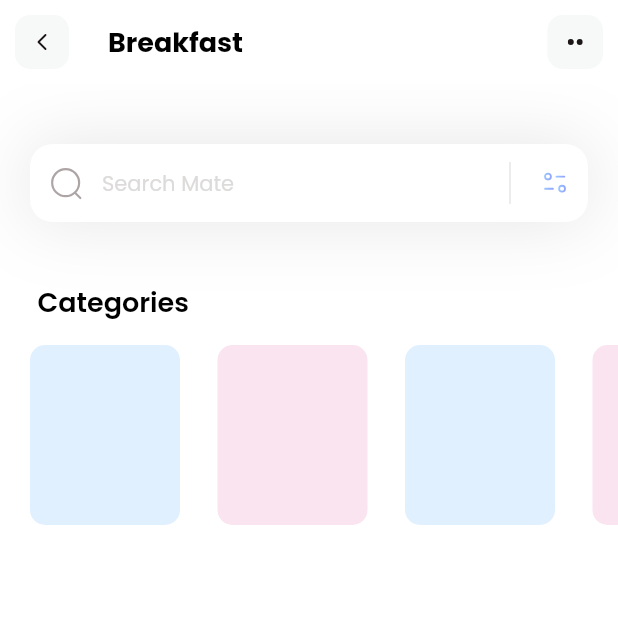
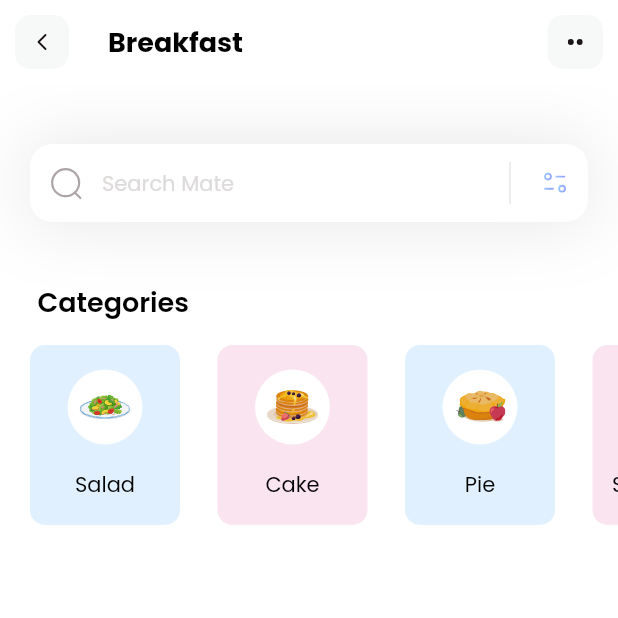
Before and after one commit to mamerida/dietApp, a Flutter app: the screen it shows after launch, on a phone screen of 412 x 824 dp, the top half of it. Run offline on Flutter 3.47's test engine with Material 2 defaults, Android fonts, the phone set to English and light mode, and no system bars; our stand-ins replace flutter_svg.

```diff
--- a/lib/pages/home.dart
+++ b/lib/pages/home.dart
@@ -28,7 +28,14 @@ class _HomePageState extends State<HomePage> {
         children: [
           _searchField(),
           SizedBox(height: 40),
-          Column(
+          _categorySection()
+        ],
+      )
+    );
+  }
+
+  Column _categorySection() {
+    return Column(
           crossAxisAlignment: CrossAxisAlignment.start,
           children: [
             const Padding(
@@ -60,14 +67,36 @@ class _HomePageState extends State<HomePage> {
                       color: categories[index].boxColor.withOpacity(0.3),
                       borderRadius: BorderRadius.circular(10)
                     ),
+                    child: Column(
+                      mainAxisAlignment: MainAxisAlignment.spaceEvenly,
+                      children: [
+                        Container(
+                          width:50,
+                          height: 50,
+                          decoration: BoxDecoration(
+                            color: Colors.white,
+                            shape: BoxShape.circle
+                          ),
+                          child: Padding(
+                            padding: const EdgeInsets.all(8.0),
+                            child: SvgPicture.asset(categories[index].iconPath),
+                          ),
+                        ),
+                        Text(
+                          categories[index].name,
+                          style: TextStyle(
+                            fontWeight: FontWeight.w400,
+                            color: Colors.black,
+                            fontSize: 14
+                          ),
+                        )
+                      ],
+                    ),
                   );
                 },
               ),
             )
           ],
-          )
-        ],
-      )
         );
   }
 
```
Lines whose indentation alone changed are shown as unchanged.
